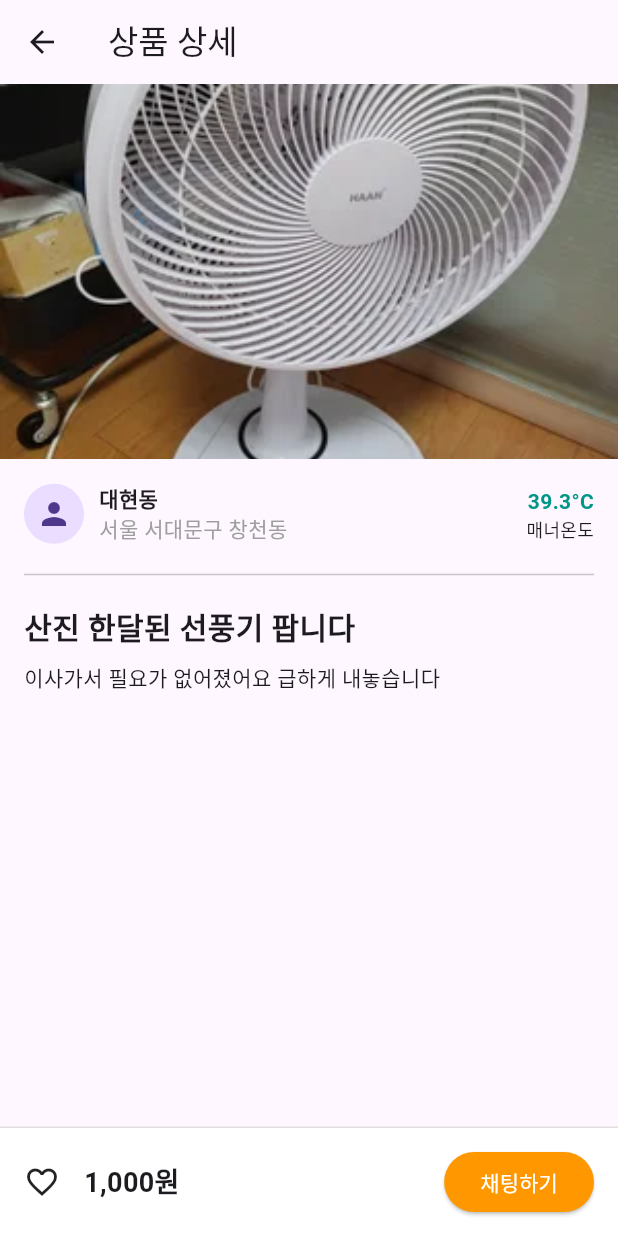
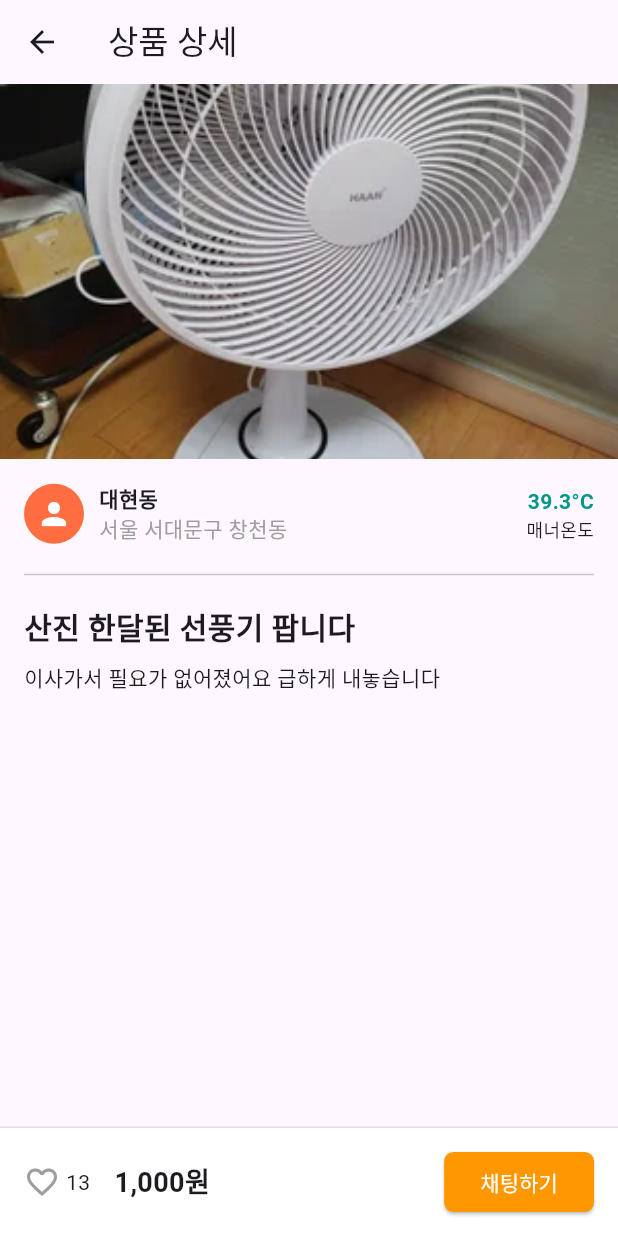
Before and after one commit to jinju9513/apple_market, a Flutter app: the screen it shows after launch, after a tap on "산진 한달된 선풍기 팝니다", on a phone screen of 412 x 824 dp. Run offline on Flutter 3.47's test engine with Material 3 defaults, Android fonts, the phone set to English and light mode, and no system bars; our stand-ins replace csv.

Commit message:
feat :  좋아요 기능 추가

```diff
--- a/lib/data/csv_loader.dart
+++ b/lib/data/csv_loader.dart
@@ -20,6 +20,7 @@ Future<List<Item>> loadItemsFromCsv() async {
       location: row[6].toString(),
       likes: int.tryParse(row[7].toString()) ?? 0,
       chats: int.tryParse(row[8].toString()) ?? 0,
+      isLiked: false,
     );
   }).toList();
 }
--- a/lib/models/item.dart
+++ b/lib/models/item.dart
@@ -5,8 +5,9 @@ class Item {
   final String seller;        // 판매자
   final int price;            // 가격
   final String location;      // 거래 지역
-  final int likes;            // 좋아요 수
+   int likes;            // 좋아요 수
   final int chats;            // 채팅 수
+  bool isLiked;               // 좋아요 여부
 
   Item({
     required this.title,
@@ -17,5 +18,6 @@ class Item {
     required this.location,
     required this.likes,
     required this.chats,
+    this.isLiked = false,
   });
 }
--- a/lib/pages/detail_page.dart
+++ b/lib/pages/detail_page.dart
@@ -2,19 +2,47 @@ import 'package:flutter/material.dart';
 import 'package:intl/intl.dart';
 import '../models/item.dart';
 
-class DetailPage extends StatelessWidget {
+class DetailPage extends StatefulWidget {
   final Item item;
 
   const DetailPage({super.key, required this.item});
 
   @override
+  State<DetailPage> createState() => _DetailPageState();
+}
+
+class _DetailPageState extends State<DetailPage> {
+  late Item item;
+
+  @override
+  void initState() {
+    super.initState();
+    item = widget.item;
+  }
+
+  void toggleLike() {
+    setState(() {
+      item.isLiked = !item.isLiked;
+      item.likes += item.isLiked ? 1 : -1;
+    });
+  }
+
+  @override
   Widget build(BuildContext context) {
-    return Scaffold(
+    return WillPopScope(
+      onWillPop: () async {
+        Navigator.pop(context, item); // item 반환
+        return false;
+      },
+      child: Scaffold(
         appBar: AppBar(
-        title: const Text('상품 상세'),
+          title: const Align(
+            alignment: Alignment.centerLeft,
+            child: Text('상품 상세'),
+          ),
           leading: IconButton(
             icon: const Icon(Icons.arrow_back),
-          onPressed: () => Navigator.pop(context),
+            onPressed: () => Navigator.pop(context, item),
           ),
         ),
         body: Column(
@@ -24,56 +52,67 @@ class DetailPage extends StatelessWidget {
                 child: Column(
                   crossAxisAlignment: CrossAxisAlignment.start,
                   children: [
-                  // 상단 이미지
+                    // 이미지
                     Image.asset(
                       item.imagePath,
                       width: double.infinity,
                       height: 250,
                       fit: BoxFit.cover,
                     ),
-
                     const SizedBox(height: 16),
 
                     // 판매자 정보
                     Padding(
                       padding: const EdgeInsets.symmetric(horizontal: 16),
                       child: Row(
-                      crossAxisAlignment: CrossAxisAlignment.center,
                         children: [
                           const CircleAvatar(
+                            backgroundColor: Colors.deepOrangeAccent,
                             radius: 20,
-                          child: Icon(Icons.person),
+                            child: Icon(Icons.person, color: Colors.white),
                           ),
                           const SizedBox(width: 10),
                           Column(
                             crossAxisAlignment: CrossAxisAlignment.start,
                             children: [
-                            Text(item.seller,
-                                style: const TextStyle(fontWeight: FontWeight.bold)),
-                            Text(item.location, style: const TextStyle(color: Colors.grey)),
+                              Text(
+                                item.seller,
+                                style: const TextStyle(
+                                  fontWeight: FontWeight.bold,
+                                ),
+                              ),
+                              Text(
+                                item.location,
+                                style: const TextStyle(color: Colors.grey),
+                              ),
                             ],
                           ),
                           const Spacer(),
                           Column(
                             crossAxisAlignment: CrossAxisAlignment.end,
                             children: const [
-                            Text('39.3°C',
+                              Text(
+                                '39.3°C',
                                 style: TextStyle(
                                   color: Colors.teal,
-                                    fontWeight: FontWeight.bold)),
+                                  fontWeight: FontWeight.bold,
+                                ),
+                              ),
                               Text('매너온도', style: TextStyle(fontSize: 12)),
                             ],
                           ),
                         ],
                       ),
                     ),
-
                     const Padding(
-                    padding: EdgeInsets.symmetric(vertical: 12, horizontal: 16),
+                      padding: EdgeInsets.symmetric(
+                        vertical: 12,
+                        horizontal: 16,
+                      ),
                       child: Divider(),
                     ),
 
-                  // 상품 제목 & 설명
+                    // 상품 정보
                     Padding(
                       padding: const EdgeInsets.symmetric(horizontal: 16),
                       child: Column(
@@ -82,21 +121,22 @@ class DetailPage extends StatelessWidget {
                           Text(
                             item.title,
                             style: const TextStyle(
-                              fontSize: 20, fontWeight: FontWeight.bold),
+                              fontSize: 20,
+                              fontWeight: FontWeight.bold,
+                            ),
                           ),
                           const SizedBox(height: 8),
                           Text(item.description),
                         ],
                       ),
                     ),
-
-                  const SizedBox(height: 40), // 하단 버튼과 거리 확보
+                    const SizedBox(height: 40),
                   ],
                 ),
               ),
             ),
 
-          // 하단 고정 영역
+            // 하단 고정 버튼
             Container(
               padding: const EdgeInsets.symmetric(horizontal: 16, vertical: 12),
               decoration: BoxDecoration(
@@ -105,17 +145,37 @@ class DetailPage extends StatelessWidget {
               ),
               child: Row(
                 children: [
-                const Icon(Icons.favorite_border),
+                  GestureDetector(
+                    onTap: toggleLike,
+                    child: Row(
+                      children: [
+                        Icon(
+                          (item.isLiked == true)
+                              ? Icons.favorite
+                              : Icons.favorite_border,
+                          color: item.isLiked ? Colors.pink : Colors.grey,
+                        ),
+                        const SizedBox(width: 4),
+                        Text('${item.likes}'),
+                      ],
+                    ),
+                  ),
                   const SizedBox(width: 16),
                   Text(
                     '${NumberFormat('#,###').format(item.price)}원',
-                  style: const TextStyle(fontSize: 18, fontWeight: FontWeight.bold),
+                    style: const TextStyle(
+                      fontSize: 18,
+                      fontWeight: FontWeight.bold,
+                    ),
                   ),
                   const Spacer(),
                   ElevatedButton(
                     style: ElevatedButton.styleFrom(
                       backgroundColor: Colors.orange,
                       foregroundColor: Colors.white,
+                      shape: RoundedRectangleBorder(
+                        borderRadius: BorderRadius.circular(6),
+                      ),
                     ),
                     onPressed: () {},
                     child: const Text('채팅하기'),
@@ -125,6 +185,7 @@ class DetailPage extends StatelessWidget {
             ),
           ],
         ),
+      ),
     );
   }
 }
--- a/lib/pages/home_page.dart
+++ b/lib/pages/home_page.dart
@@ -29,13 +29,9 @@ class _HomePageState extends State<HomePage> {
     _scrollController.addListener(() {
       final offset = _scrollController.offset;
       if (offset > 10 && !_showFab) {
-        setState(() {
-          _showFab = true;
-        });
+        setState(() => _showFab = true);
       } else if (offset <= 10 && _showFab) {
-        setState(() {
-          _showFab = false;
-        });
+        setState(() => _showFab = false);
       }
     });
   }
@@ -78,16 +74,15 @@ class _HomePageState extends State<HomePage> {
   @override
   Widget build(BuildContext context) {
     return Scaffold(
-      backgroundColor: const Color(0xFFFDF6FF),
       appBar: AppBar(
-        title: const Text('르탄동'),
+        title: const Align(alignment: Alignment.centerLeft, child: Text('르탄동')),
         actions: [
           IconButton(
             icon: const Icon(Icons.notifications_none),
             onPressed: () {
-              ScaffoldMessenger.of(context).showSnackBar(
-                const SnackBar(content: Text('알림이 없습니다.')),
-              );
+              ScaffoldMessenger.of(
+                context,
+              ).showSnackBar(const SnackBar(content: Text('알림이 없습니다.')));
             },
           ),
         ],
@@ -102,13 +97,16 @@ class _HomePageState extends State<HomePage> {
               itemBuilder: (context, index) {
                 final item = _items[index];
                 return GestureDetector(
-                  onTap: () {
-                    Navigator.push(
+                  onTap: () async {
+                    final updatedItem = await Navigator.push(
                       context,
-                      MaterialPageRoute(
-                        builder: (_) => DetailPage(item: item),
-                      ),
+                      MaterialPageRoute(builder: (_) => DetailPage(item: item)),
                     );
+                    if (updatedItem != null) {
+                      setState(() {
+                        _items[index] = updatedItem;
+                      });
+                    }
                   },
                   onLongPress: () => _confirmDelete(index),
                   child: Container(
@@ -133,7 +131,7 @@ class _HomePageState extends State<HomePage> {
                           ),
                           child: Image.asset(
                             item.imagePath,
-                            width: 100,
+                            width: 120,
                             height: 120,
                             fit: BoxFit.cover,
                           ),
@@ -148,10 +146,16 @@ class _HomePageState extends State<HomePage> {
                                   item.title,
                                   maxLines: 2,
                                   overflow: TextOverflow.ellipsis,
-                                  style: const TextStyle(fontWeight: FontWeight.bold, fontSize: 16),
+                                  style: const TextStyle(
+                                    fontWeight: FontWeight.bold,
+                                    fontSize: 16,
+                                  ),
                                 ),
                                 const SizedBox(height: 4),
-                                Text(item.location, style: const TextStyle(color: Colors.grey)),
+                                Text(
+                                  item.location,
+                                  style: const TextStyle(color: Colors.grey),
+                                ),
                                 const SizedBox(height: 4),
                                 Text(
                                   '${NumberFormat('#,###').format(item.price)} 원',
@@ -166,11 +170,22 @@ class _HomePageState extends State<HomePage> {
                                   child: Row(
                                     mainAxisSize: MainAxisSize.min,
                                     children: [
-                                      const Icon(Icons.chat_bubble_outline, size: 16),
+                                      const Icon(
+                                        Icons.chat_bubble_outline,
+                                        size: 16,
+                                      ),
                                       const SizedBox(width: 4),
                                       Text('${item.chats}'),
                                       const SizedBox(width: 8),
-                                      const Icon(Icons.favorite_border, size: 16),
+                                      Icon(
+                                        item.isLiked
+                                            ? Icons.favorite
+                                            : Icons.favorite_border,
+                                        color: item.isLiked
+                                            ? Colors.pink
+                                            : Colors.grey,
+                                        size: 16,
+                                      ),
                                       const SizedBox(width: 4),
                                       Text('${item.likes}'),
                                     ],
```
Lines whose indentation alone changed are shown as unchanged.
